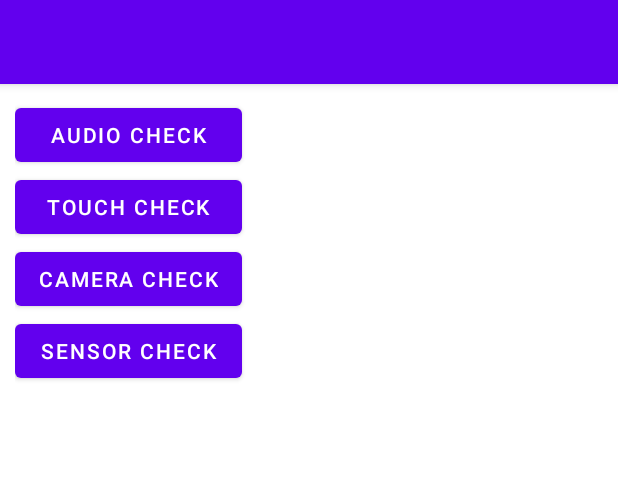
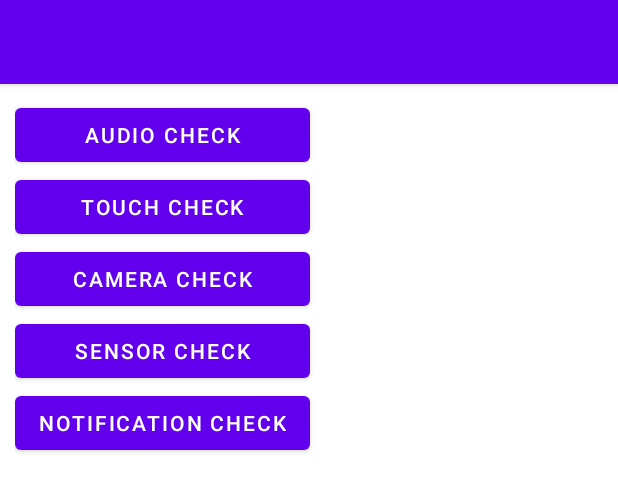
Before and after one commit to FydeOS/Kang, an Android app: the layout activity_main.xml on its own in the app's theme, with its tools: preview values and no code run, on a phone screen of 412 x 824 dp. Shown: the top 491 px of the screen. Run offline under Robolectric (Android 15) with nearby library versions, the phone set to English and light mode, and no system bars.

Commit message:
Add notification check

```diff
--- a/app/src/main/java/io/fydeos/kangtester/FirstFragment.kt
+++ b/app/src/main/java/io/fydeos/kangtester/FirstFragment.kt
@@ -1,12 +1,14 @@
 package io.fydeos.kangtester
 
+import android.content.Intent
 import android.os.Bundle
-import androidx.fragment.app.Fragment
 import android.view.LayoutInflater
 import android.view.View
 import android.view.ViewGroup
+import androidx.fragment.app.Fragment
 import androidx.navigation.fragment.findNavController
 import io.fydeos.kangtester.databinding.FragmentFirstBinding
+
 
 /**
  * A simple [Fragment] subclass as the default destination in the navigation.
@@ -44,7 +46,26 @@ class FirstFragment : Fragment() {
         binding.btnSensorCheck.setOnClickListener {
             findNavController().navigate(R.id.action_FirstFragment_to_sensorCheckFragment)
         }
+        binding.btnNotificationCheck.setOnClickListener {
+            findNavController().navigate(R.id.action_FirstFragment_to_notificationCheckFragment)
+        }
     }
+
+    /*
+    protected fun onNewIntent(intent: Intent) {
+        val extras = intent.extras
+        if (extras != null) {
+            if (extras.containsKey("menuFragment")) {
+                val fragmentTransaction: FragmentTransaction =
+                    getSupportFragmentManager().beginTransaction()
+                fragmentTransaction.replace(
+                    R.id.detail_fragment_container,
+                    MyFragment.newInstance()
+                ).commit()
+            }
+        }
+    }
+    */
 
     override fun onDestroyView() {
         super.onDestroyView()
--- /dev/null
+++ b/app/src/main/res/drawable/baseline_psychology_24.xml
@@ -0,0 +1,6 @@
+<vector android:height="24dp" android:tint="#000000"
+    android:viewportHeight="24" android:viewportWidth="24"
+    android:width="24dp" xmlns:android="http://schemas.android.com/apk/res/android">
+    <path android:fillColor="@android:color/white" android:pathData="M13,8.57c-0.79,0 -1.43,0.64 -1.43,1.43s0.64,1.43 1.43,1.43s1.43,-0.64 1.43,-1.43S13.79,8.57 13,8.57z"/>
+    <path android:fillColor="@android:color/white" android:pathData="M13,3C9.25,3 6.2,5.94 6.02,9.64L4.1,12.2C3.85,12.53 4.09,13 4.5,13H6v3c0,1.1 0.9,2 2,2h1v3h7v-4.68c2.36,-1.12 4,-3.53 4,-6.32C20,6.13 16.87,3 13,3zM16,10c0,0.13 -0.01,0.26 -0.02,0.39l0.83,0.66c0.08,0.06 0.1,0.16 0.05,0.25l-0.8,1.39c-0.05,0.09 -0.16,0.12 -0.24,0.09l-0.99,-0.4c-0.21,0.16 -0.43,0.29 -0.67,0.39L14,13.83c-0.01,0.1 -0.1,0.17 -0.2,0.17h-1.6c-0.1,0 -0.18,-0.07 -0.2,-0.17l-0.15,-1.06c-0.25,-0.1 -0.47,-0.23 -0.68,-0.39l-0.99,0.4c-0.09,0.03 -0.2,0 -0.25,-0.09l-0.8,-1.39c-0.05,-0.08 -0.03,-0.19 0.05,-0.25l0.84,-0.66C10.01,10.26 10,10.13 10,10c0,-0.13 0.02,-0.27 0.04,-0.39L9.19,8.95c-0.08,-0.06 -0.1,-0.16 -0.05,-0.26l0.8,-1.38c0.05,-0.09 0.15,-0.12 0.24,-0.09l1,0.4c0.2,-0.15 0.43,-0.29 0.67,-0.39l0.15,-1.06C12.02,6.07 12.1,6 12.2,6h1.6c0.1,0 0.18,0.07 0.2,0.17l0.15,1.06c0.24,0.1 0.46,0.23 0.67,0.39l1,-0.4c0.09,-0.03 0.2,0 0.24,0.09l0.8,1.38c0.05,0.09 0.03,0.2 -0.05,0.26l-0.85,0.66C15.99,9.73 16,9.86 16,10z"/>
+</vector>
--- /dev/null
+++ b/app/src/main/res/drawable/tablet_icon.xml
@@ -0,0 +1,10 @@
+<vector xmlns:android="http://schemas.android.com/apk/res/android"
+    android:width="48dp"
+    android:height="48dp"
+    android:viewportWidth="960"
+    android:viewportHeight="960"
+    android:tint="?attr/colorControlNormal">
+    <path
+        android:fillColor="@android:color/white"
+        android:pathData="M100,800Q75.25,800 57.63,782.38Q40,764.75 40,740L40,220Q40,195.25 57.63,177.63Q75.25,160 100,160L860,160Q884.75,160 902.38,177.63Q920,195.25 920,220L920,740Q920,764.75 902.38,782.38Q884.75,800 860,800L100,800ZM130,220L100,220Q100,220 100,220Q100,220 100,220L100,740Q100,740 100,740Q100,740 100,740L130,740L130,220ZM190,740L770,740L770,220L190,220L190,740ZM830,220L830,740L860,740Q860,740 860,740Q860,740 860,740L860,220Q860,220 860,220Q860,220 860,220L830,220ZM830,220L860,220Q860,220 860,220Q860,220 860,220L860,220Q860,220 860,220Q860,220 860,220L830,220L830,220ZM130,220L130,220L100,220Q100,220 100,220Q100,220 100,220L100,220Q100,220 100,220Q100,220 100,220L130,220Z"/>
+</vector>
--- a/app/src/main/res/layout/fragment_first.xml
+++ b/app/src/main/res/layout/fragment_first.xml
@@ -59,6 +59,17 @@
                     android:layout_height="wrap_content"
                     android:text="@string/sensor_check" />
             </TableRow>
+
+            <TableRow
+                android:layout_width="match_parent"
+                android:layout_height="match_parent" >
+
+                <Button
+                    android:id="@+id/btn_notification_check"
+                    android:layout_width="wrap_content"
+                    android:layout_height="wrap_content"
+                    android:text="@string/notification_check" />
+            </TableRow>
         </TableLayout>
     </ScrollView>
 </androidx.constraintlayout.widget.ConstraintLayout>
--- a/app/src/main/res/navigation/nav_graph.xml
+++ b/app/src/main/res/navigation/nav_graph.xml
@@ -24,6 +24,9 @@
         <action
             android:id="@+id/action_FirstFragment_to_sensorCheckFragment"
             app:destination="@id/sensorCheckFragment" />
+        <action
+            android:id="@+id/action_FirstFragment_to_notificationCheckFragment"
+            app:destination="@id/notificationCheckFragment" />
     </fragment>
     <fragment
         android:id="@+id/audioCheck"
@@ -45,4 +48,9 @@
         android:name="io.fydeos.kangtester.SensorCheckFragment"
         android:label="fragment_sensor_check"
         tools:layout="@layout/fragment_sensor_check" />
+    <fragment
+        android:id="@+id/notificationCheckFragment"
+        android:name="io.fydeos.kangtester.NotificationCheckFragment"
+        android:label="fragment_notification_check"
+        tools:layout="@layout/fragment_notification_check" />
 </navigation>
--- a/app/src/main/res/values/strings.xml
+++ b/app/src/main/res/values/strings.xml
@@ -47,4 +47,22 @@
     <string name="waiting_for_data">Waiting for data</string>
     <string name="sensor_not_exist">Sensor does not exist</string>
     <string name="hello_blank_fragment">Hello blank fragment</string>
+    <string name="notification_title">Checkout FydeTab Duo</string>
+    <string name="notification_description">The long-awaited FydeTab Duo is available!\nClick to view details.</string>
+    <string name="notification_no_permission">No notification permission</string>
+    <string name="post_basic_notification">Basic Notification</string>
+    <string name="notification_check">Notification Check</string>
+    <string name="post_notification_with_action">With Action Buttons</string>
+    <string name="notification_click_link">https://fydetabduo.com/</string>
+    <string name="notification_type_prompt">Tell us the reason</string>
+    <string name="notification_action_1">Comment</string>
+    <string name="notification_comment_received">Your comment \"%s\" is received.</string>
+    <string name="notification_action_2">Dismiss</string>
+    <string name="post_notification_with_progress_bar">With Progress Bar</string>
+    <string name="del_notification">Delete Last Notification</string>
+    <string name="notification_title_2">Your brain is being upgraded…</string>
+    <string name="notification_title_3">Your brain is now up-to-date!</string>
+    <string name="notification_content_3">Click to dismiss this notification</string>
+    <string name="progress_bar_indeterminate">Indeterminate</string>
+    <string name="post_notification_with_image">With Image</string>
 </resources>
```
Also changed, not shown: app/src/main/AndroidManifest.xml (+13 -1 lines), app/src/main/java/io/fydeos/kangtester/NotificationCheckFragment.kt (added, +275 -0 lines), app/src/main/java/io/fydeos/kangtester/NotificationClickedReceiver.kt (added, +36 -0 lines), app/src/main/res/layout/fragment_notification_check.xml (added, +65 -0 lines), app/src/main/res/drawable/fydetab.webp (added).
